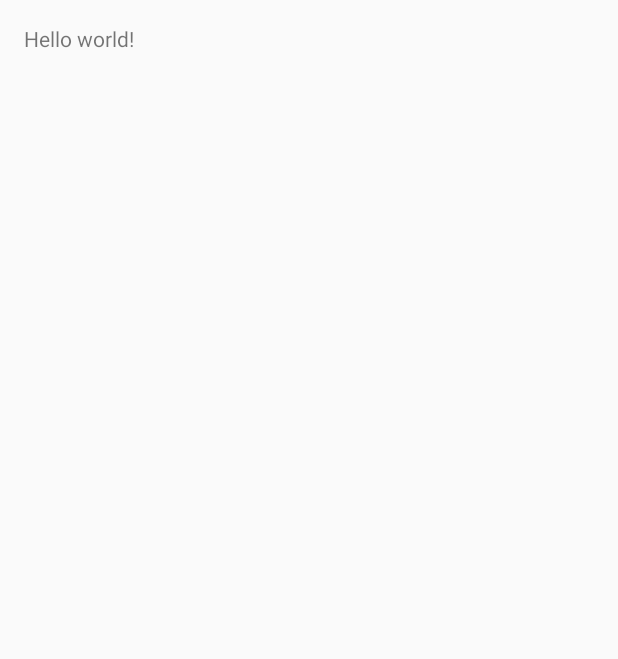
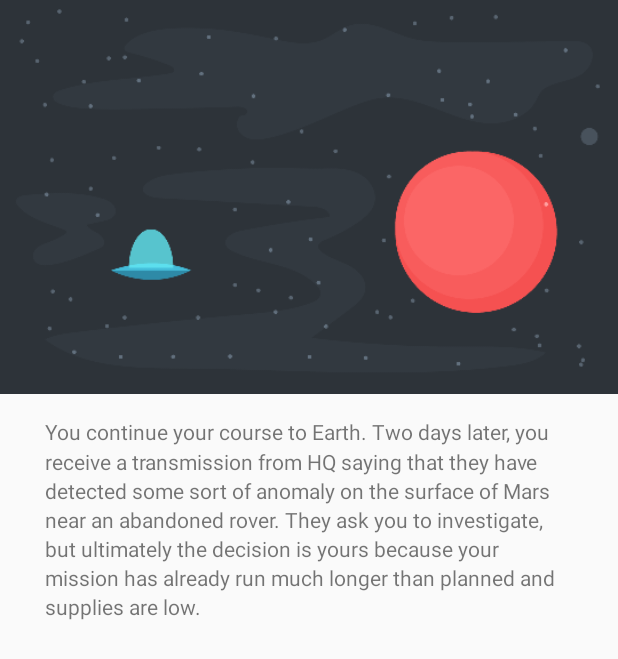
Before and after one commit to fadelakin/SFM, an Android app: the StoryActivity screen opened directly, with no data from a screen before it, on a phone screen of 412 x 824 dp. Before the commit the part shown is almost empty. Shown: the top 659 px of the screen. Run offline under Robolectric (Android 15) with nearby library versions, the phone set to English and light mode, and no system bars.

Commit message:
add story layout

```diff
--- a/app/src/main/res/layout/activity_story.xml
+++ b/app/src/main/res/layout/activity_story.xml
@@ -1,12 +1,29 @@
 <RelativeLayout xmlns:android="http://schemas.android.com/apk/res/android"
     xmlns:tools="http://schemas.android.com/tools" android:layout_width="match_parent"
-    android:layout_height="match_parent" android:paddingLeft="@dimen/activity_horizontal_margin"
-    android:paddingRight="@dimen/activity_horizontal_margin"
-    android:paddingTop="@dimen/activity_vertical_margin"
-    android:paddingBottom="@dimen/activity_vertical_margin"
+    android:layout_height="match_parent"
     tools:context="com.fisheradelakin.interactivestory.ui.StoryActivity">
 
-    <TextView android:text="@string/hello_world" android:layout_width="wrap_content"
-        android:layout_height="wrap_content" />
+    <ImageView
+        android:layout_width="match_parent"
+        android:layout_height="wrap_content"
+        android:id="@+id/storyImageView"
+        android:layout_alignParentTop="true"
+        android:layout_alignParentLeft="true"
+        android:layout_alignParentStart="true"
+        android:src="@drawable/page0"
+        android:scaleType="fitXY"
+        android:adjustViewBounds="true" />
 
+    <TextView
+        android:layout_width="match_parent"
+        android:layout_height="wrap_content"
+        android:id="@+id/storyTextView"
+        android:layout_below="@+id/storyImageView"
+        android:layout_alignLeft="@+id/storyImageView"
+        android:layout_alignStart="@+id/storyImageView"
+        android:text="You continue your course to Earth. Two days later, you receive a transmission from HQ saying that they have detected some sort of anomaly on the surface of Mars near an abandoned rover. They ask you to investigate, but ultimately the decision is yours because your mission has already run much longer than planned and supplies are low."
+        android:paddingLeft="30dp"
+        android:paddingRight="30dp"
+        android:paddingTop="15dp"
+        android:lineSpacingMultiplier="1.2"/>
 </RelativeLayout>
```
